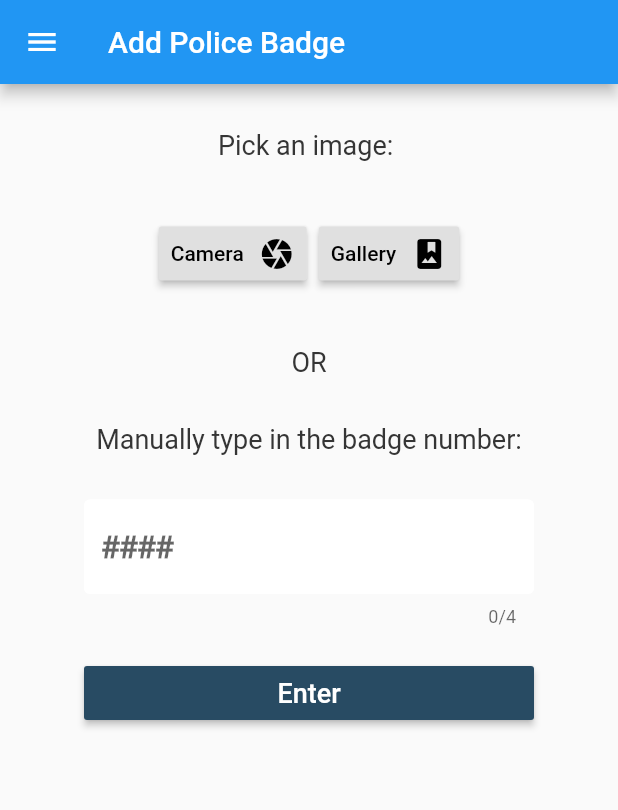
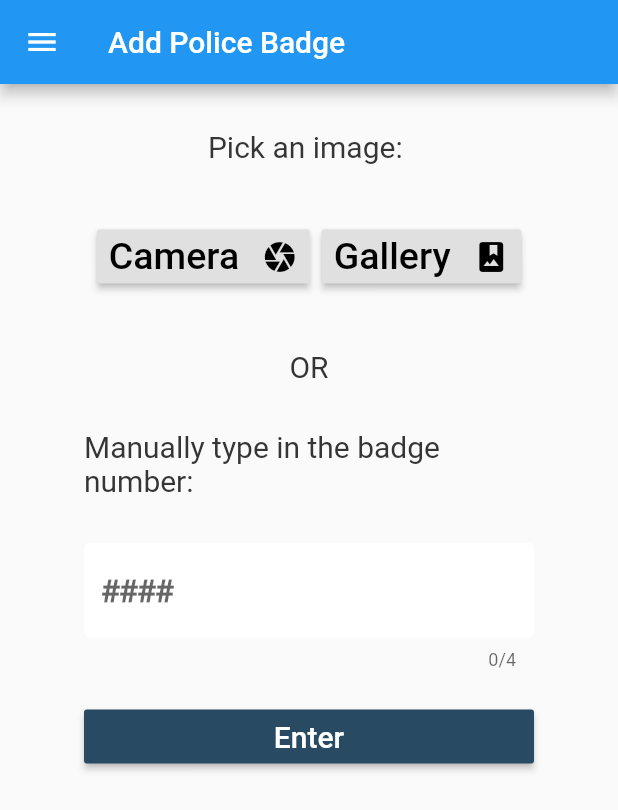
Before and after one commit to lfbettcher/BLM_hackathon, a Flutter app: the DocumentSituation screen opened directly, after a tap on the "add" icon, on a phone screen of 412 x 824 dp. Shown: the top 810 px of the screen. Run offline on Flutter 3.47's test engine with Material 2 defaults, Android fonts, the phone set to English and light mode, and no system bars; our stand-ins replace cloud_firestore, firebase_auth, flutter_spinkit, geolocator, image_picker, percent_indicator; missing offline and left inert: firebase_ml_vision, twilio_flutter; accounts and stored records are empty.

Commit message:
Changed colors and font sizes for accessibility

```diff
--- a/lib/screens/menuActions/document_situation/menuActions/licensePlateDocumentation/licenseCard.dart
+++ b/lib/screens/menuActions/document_situation/menuActions/licensePlateDocumentation/licenseCard.dart
@@ -28,7 +28,7 @@ class _LicenseCardState extends State<LicenseCard> {
               RaisedButton(
                   color: color2,
                   onPressed: () async {
-                    await DatabaseService(uid: widget.userId).deleteBadge(widget.license.licenseId);
+                    await DatabaseService(uid: widget.userId).deleteLicense(widget.license.licenseId);
                     Navigator.of(context).pop();
                   },
                   textColor: color3,
--- a/lib/screens/menuActions/document_situation/menuActions/policeBadgeDocumentation/addPoliceBadge.dart
+++ b/lib/screens/menuActions/document_situation/menuActions/policeBadgeDocumentation/addPoliceBadge.dart
@@ -142,8 +142,8 @@ class _AddPoliceBadgeState extends State<AddPoliceBadge> {
                                   RaisedButton(
                                     child: Row(
                                       children: <Widget>[
-                                        Text("Camera"),
-                                        SizedBox(width: 10),
+                                        Text("Camera", style: TextStyle(fontSize: 25)),
+                                        SizedBox(width: 15),
                                         Icon(Icons.camera)
                                       ],
                                     ),
@@ -154,8 +154,8 @@ class _AddPoliceBadgeState extends State<AddPoliceBadge> {
                                   RaisedButton(
                                     child: Row(
                                       children: <Widget>[
-                                        Text("Gallery"),
-                                        SizedBox(width: 10),
+                                        Text("Gallery", style: TextStyle(fontSize: 25)),
+                                        SizedBox(width: 15),
                                         Icon(Icons.photo_album)
                                       ],
                                     ),
--- a/lib/screens/menuActions/document_situation/menuItem.dart
+++ b/lib/screens/menuActions/document_situation/menuItem.dart
@@ -16,10 +16,10 @@ class _MenuItemState extends State<MenuItem> {
   @override
   Widget build(BuildContext context) {
     return Container(
-          width: 300,
+          width: 375,
           height: 90,
           decoration: new BoxDecoration(
-              color: color4,
+              color: color5,
               borderRadius: BorderRadius.all(Radius.circular(20))
           ),
           child: Center(
@@ -31,7 +31,7 @@ class _MenuItemState extends State<MenuItem> {
                   GestureDetector(
                     child: Container(
                         alignment: Alignment.center,
-                        child: Text(widget.menuName, style: TextStyle(color: color1, fontSize: defaultFontSize))),
+                        child: Text(widget.menuName, style: TextStyle(color: color3, fontSize: 25))),
                     onTap: (){
                       Navigator.of(context).push(
                           MaterialPageRoute(
--- a/lib/services/database.dart
+++ b/lib/services/database.dart
@@ -215,6 +215,10 @@ class DatabaseService {
     return await userCollection.document(uid).collection("policeBadges").document(badgeId).delete();
   }
 
+  Future deleteLicense(String licenseId) async {
+    return await userCollection.document(uid).collection("licensePlates").document(licenseId).delete();
+  }
+
 ///**********************Updating existing documents****************************///
 
   Future updateWitness(Witness witness, String newWitnessName, String newWitnessEmail, String newWitnessPhone, String newWitnessAltPhone) async {
--- a/lib/shared/constants.dart
+++ b/lib/shared/constants.dart
@@ -10,7 +10,7 @@ const color5 = Color(0xff284b63);
 const color6 = Color(0xff963D14);
 
 ///default app font size
-double defaultFontSize = 18;
+double defaultFontSize = 20;
 
 ///app title
 var title = "Lorem Ipsum";
```
Also changed, not shown: lib/screens/home/menuItem.dart (+4 -4 lines), lib/screens/menuActions/document_situation/menuActions/licensePlateDocumentation/addLicensePlate.dart (+12 -8 lines).
